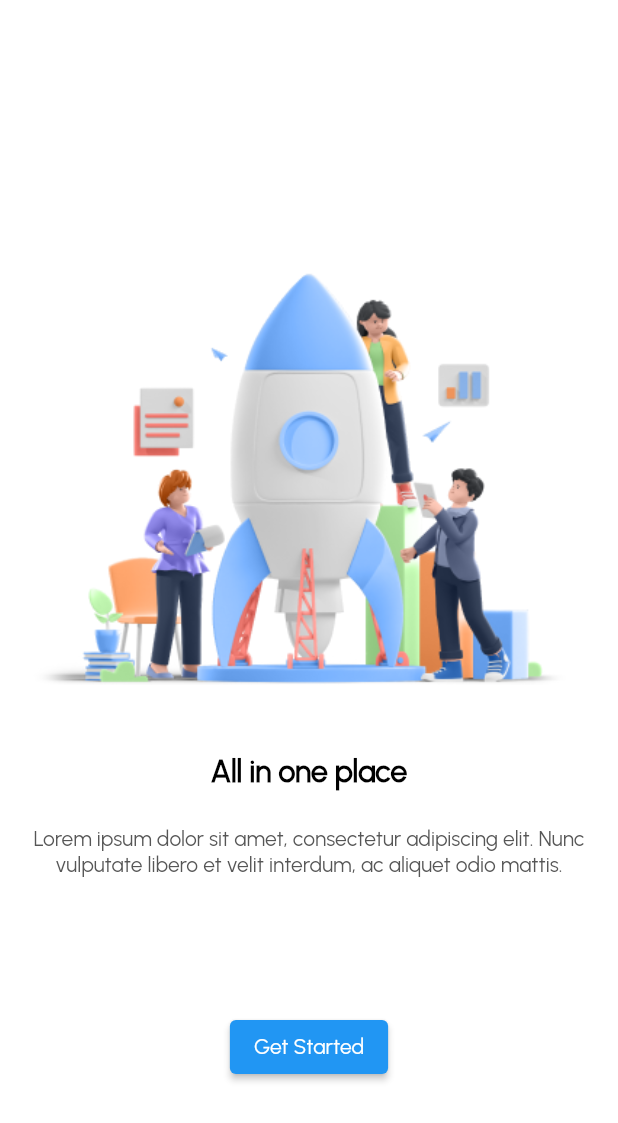
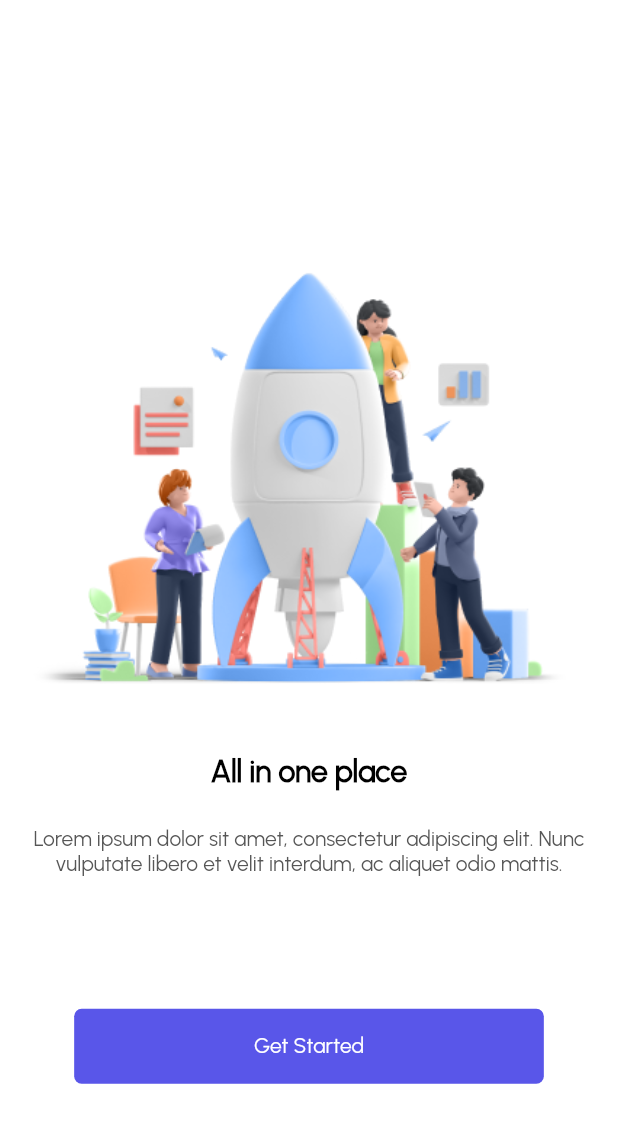
Before and after one commit to nattigy/portal.a2sv, a Flutter app: the OnBoardingPage screen opened by its route, swiped to page 3, on a phone screen of 412 x 824 dp. Shown: the top 1123 px of the screen. Run offline on Flutter 3.47's test engine with Material 2 defaults, Android fonts, the phone set to English and light mode, and no system bars; our stand-ins replace bloc, csc_picker, dotted_border, dropdown_button2, equatable, file_picker and 6 more; accounts and stored records are empty; project files that could hold a hidden picture were left out.

Commit message:
[Mobile] ui change get started onboarding button

```diff
--- a/a2sv_portal_mobile/lib/app/onboarding/screens/onboard_screen.dart
+++ b/a2sv_portal_mobile/lib/app/onboarding/screens/onboard_screen.dart
@@ -2,6 +2,7 @@ import 'package:flutter/material.dart';
 import 'package:flutter_bloc/flutter_bloc.dart';
 
 import '../../../utils/custom_colors.dart';
+import '../../../widgets/buttons/main-button.dart';
 import '../../auth/data/auth.repository.dart';
 import '../../auth/screens/login.page.dart';
 import '../models/onboard_data.dart';
@@ -141,8 +142,13 @@ class _OnBoardingPageState extends State<OnBoardingPage> {
                 ),
               ],
             )
-          : ElevatedButton(
-              onPressed: () async {
+          : Padding(
+              padding: EdgeInsets.symmetric(
+                  horizontal: MediaQuery.of(context).size.width * 0.09),
+              child: MainButton(
+                title: "Get Started",
+                color: const Color.fromRGBO(89, 86, 233, 1),
+                onClick: () async {
                   await _storeOnboardInfo();
                   if (!mounted) {
                     return;
@@ -153,7 +159,8 @@ class _OnBoardingPageState extends State<OnBoardingPage> {
                     (route) => false,
                   );
                 },
-              child: const Text("Get Started")),
+              ),
+            ),
     );
   }
 
```
Lines whose indentation alone changed are shown as unchanged.
